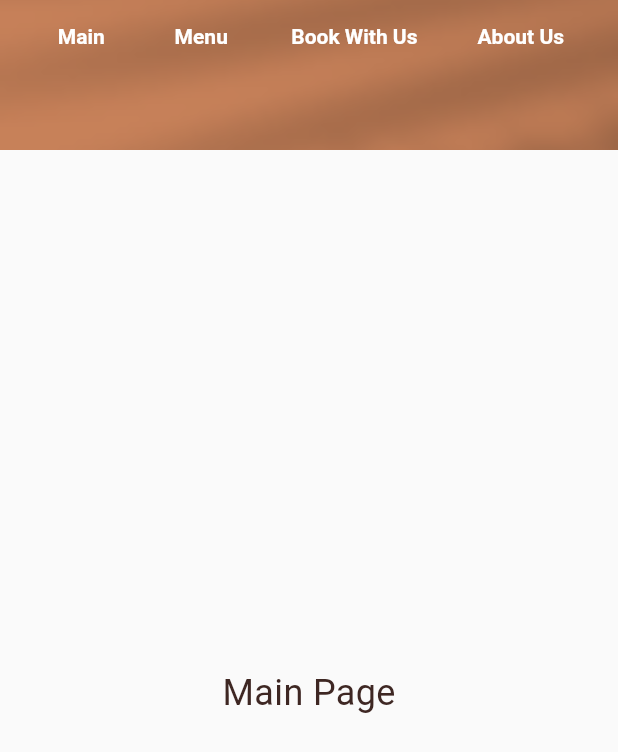
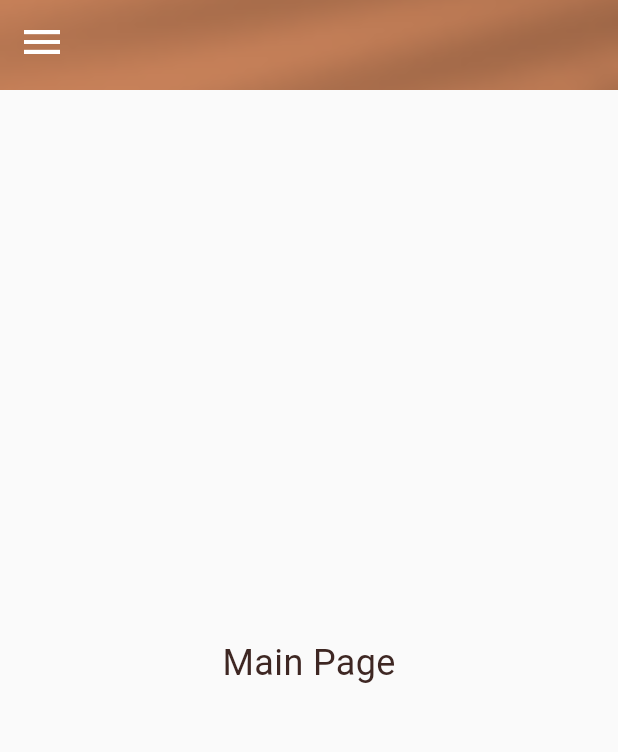
Before and after one commit to MariosGiagkou/Oasis-Spa, a Flutter app: the screen it shows after launch, on a phone screen of 412 x 824 dp. Shown: the top 752 px of the screen. Run offline on Flutter 3.47's test engine with Material 3 defaults, Android fonts, the phone set to English and light mode, and no system bars.

Commit message:
Create scaffolding
Co-authored-by: Copilot <copilot@github.com>

```diff
--- /dev/null
+++ b/oasis/lib/layout/app_scaffold.dart
@@ -0,0 +1,83 @@
+import 'package:flutter/material.dart';
+import 'custom_header.dart';
+import '../pages/main_page.dart';
+import '../pages/menu_page.dart';
+import '../pages/book_page.dart';
+import '../pages/about_page.dart';
+
+class AppScaffold extends StatefulWidget {
+  const AppScaffold({super.key});
+
+  @override
+  State<AppScaffold> createState() => _AppScaffoldState();
+}
+
+class _AppScaffoldState extends State<AppScaffold> {
+  int _selectedIndex = 0;
+
+  final List<Widget> _pages = [
+    const MainPageBody(),
+    const MenuPageBody(),
+    const BookPageBody(),
+    const AboutPageBody(),
+  ];
+
+  void _onItemTapped(int index) {
+    setState(() {
+      _selectedIndex = index;
+    });
+    // Close the drawer after selecting an item
+    Navigator.pop(context);
+  }
+
+  @override
+  Widget build(BuildContext context) {
+    return Scaffold(
+      appBar: const CustomHeader(),
+      drawer: Drawer(
+        child: ListView(
+          padding: EdgeInsets.zero,
+          children: [
+            DrawerHeader(
+              decoration: BoxDecoration(
+                color: Theme.of(context).colorScheme.primary,
+              ),
+              child: const Text(
+                'Oasis Spa Navigation',
+                style: TextStyle(
+                  color: Colors.white,
+                  fontSize: 24,
+                ),
+              ),
+            ),
+            ListTile(
+              leading: const Icon(Icons.home),
+              title: const Text('Main'),
+              onTap: () => _onItemTapped(0),
+              selected: _selectedIndex == 0,
+            ),
+            ListTile(
+              leading: const Icon(Icons.menu_book),
+              title: const Text('Menu'),
+              onTap: () => _onItemTapped(1),
+              selected: _selectedIndex == 1,
+            ),
+            ListTile(
+              leading: const Icon(Icons.calendar_today),
+              title: const Text('Book With Us'),
+              onTap: () => _onItemTapped(2),
+              selected: _selectedIndex == 2,
+            ),
+            ListTile(
+              leading: const Icon(Icons.info),
+              title: const Text('About Us'),
+              onTap: () => _onItemTapped(3),
+              selected: _selectedIndex == 3,
+            ),
+          ],
+        ),
+      ),
+      body: _pages[_selectedIndex],
+    );
+  }
+}
--- a/oasis/lib/layout/custom_header.dart
+++ b/oasis/lib/layout/custom_header.dart
@@ -1,8 +1,4 @@
 import 'package:flutter/material.dart';
-import '../pages/main_page.dart';
-import '../pages/menu_page.dart';
-import '../pages/book_page.dart';
-import '../pages/about_page.dart';
 
 class CustomHeader extends StatelessWidget implements PreferredSizeWidget {
   const CustomHeader({super.key});
@@ -10,10 +6,12 @@ class CustomHeader extends StatelessWidget implements PreferredSizeWidget {
   @override
   Widget build(BuildContext context) {
     return AppBar(
-      title: const Text('Oasis Spa'),
       backgroundColor: Colors.transparent, // Make background transparent
       elevation: 0, // Remove shadow
-      foregroundColor: Colors.white,
+      iconTheme: const IconThemeData(
+        color: Colors.white,
+        size: 32,
+      ), // Make the 3 dashes white and slightly larger
       flexibleSpace: Container(
         decoration: const BoxDecoration(
           image: DecorationImage(
@@ -22,53 +20,9 @@ class CustomHeader extends StatelessWidget implements PreferredSizeWidget {
           ),
         ),
       ),
-      actions: [
-        Column(
-          mainAxisAlignment: MainAxisAlignment.end,
-          children: [
-            Row(
-              children: [
-                _buildNavButton(context, 'Main', const MainPage()),
-                _buildNavButton(context, 'Menu', const MenuPage()),
-                _buildNavButton(context, 'Book With Us', const BookPage()),
-                _buildNavButton(context, 'About Us', const AboutPage()),
-                const SizedBox(width: 16), // Right padding
-              ],
-            ),
-            const SizedBox(height: 8),
-          ],
-        ),
-      ],
-    );
-  }
-
-  Widget _buildNavButton(BuildContext context, String title, Widget? page) {
-    return Padding(
-      padding: const EdgeInsets.symmetric(horizontal: 8.0),
-      child: TextButton(
-        onPressed: () {
-          if (page != null) {
-            Navigator.pushReplacement(
-              context,
-              PageRouteBuilder(
-                pageBuilder: (context, animation, secondaryAnimation) => page,
-                transitionDuration: Duration.zero,
-                reverseTransitionDuration: Duration.zero,
-              ),
-            );
-          } else {
-            print('$title button pressed');
-          }
-        },
-        style: TextButton.styleFrom(
-          foregroundColor: Colors.white,
-          textStyle: const TextStyle(fontWeight: FontWeight.bold),
-        ),
-        child: Text(title),
-      ),
     );
   }
 
   @override
-  Size get preferredSize => const Size.fromHeight(100.0); // Reduced height banner
+  Size get preferredSize => const Size.fromHeight(60.0); // Made banner thinner
 }
--- a/oasis/lib/main.dart
+++ b/oasis/lib/main.dart
@@ -1,5 +1,5 @@
 import 'package:flutter/material.dart';
-import 'pages/main_page.dart';
+import 'layout/app_scaffold.dart';
 
 void main() {
   runApp(const MyApp());
@@ -12,6 +12,7 @@ class MyApp extends StatelessWidget {
   Widget build(BuildContext context) {
     return MaterialApp(
       title: 'Oasis Spa',
+      debugShowCheckedModeBanner: false,
       theme: ThemeData(
         colorScheme: ColorScheme.fromSeed(
           seedColor: const Color(0xFF8D6E63), // warm brown
@@ -22,7 +23,7 @@ class MyApp extends StatelessWidget {
         scaffoldBackgroundColor: const Color(0xFFFAFAFA),
         useMaterial3: true,
       ),
-      home: const MainPage(),
+      home: const AppScaffold(), // Now uses single scaffolding layout
     );
   }
 }
--- a/oasis/lib/pages/main_page.dart
+++ b/oasis/lib/pages/main_page.dart
@@ -1,14 +1,15 @@
 import 'package:flutter/material.dart';
-import '../layout/custom_header.dart';
 
-class MainPage extends StatelessWidget {
-  const MainPage({super.key});
+class MainPageBody extends StatelessWidget {
+  const MainPageBody({super.key});
 
   @override
   Widget build(BuildContext context) {
-    return const Scaffold(
-      appBar: CustomHeader(),
-      body: Center(child: Text('Main Page', style: TextStyle(fontSize: 24))),
+    return const Center(
+      child: Text(
+        'Main Page',
+        style: TextStyle(fontSize: 24),
+      ),
     );
   }
 }
```
Also changed, not shown: oasis/lib/pages/about_page.dart (+6 -7 lines), oasis/lib/pages/book_page.dart (+6 -7 lines), oasis/lib/pages/menu_page.dart (+4 -8 lines), oasis/lib/scaffolding/image.png (added).
